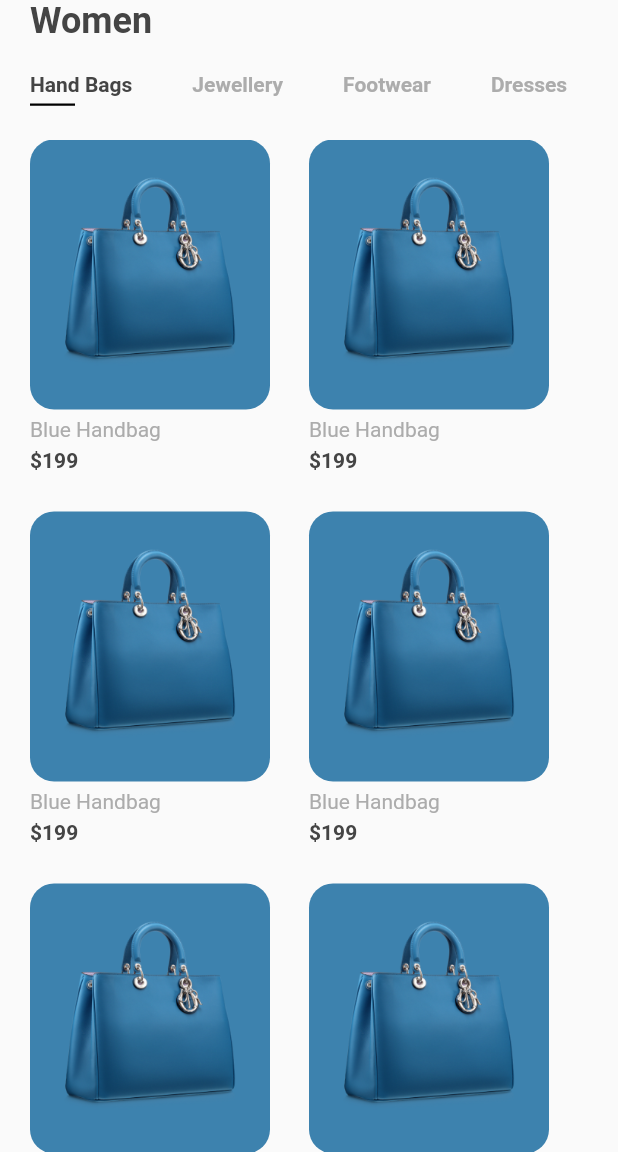
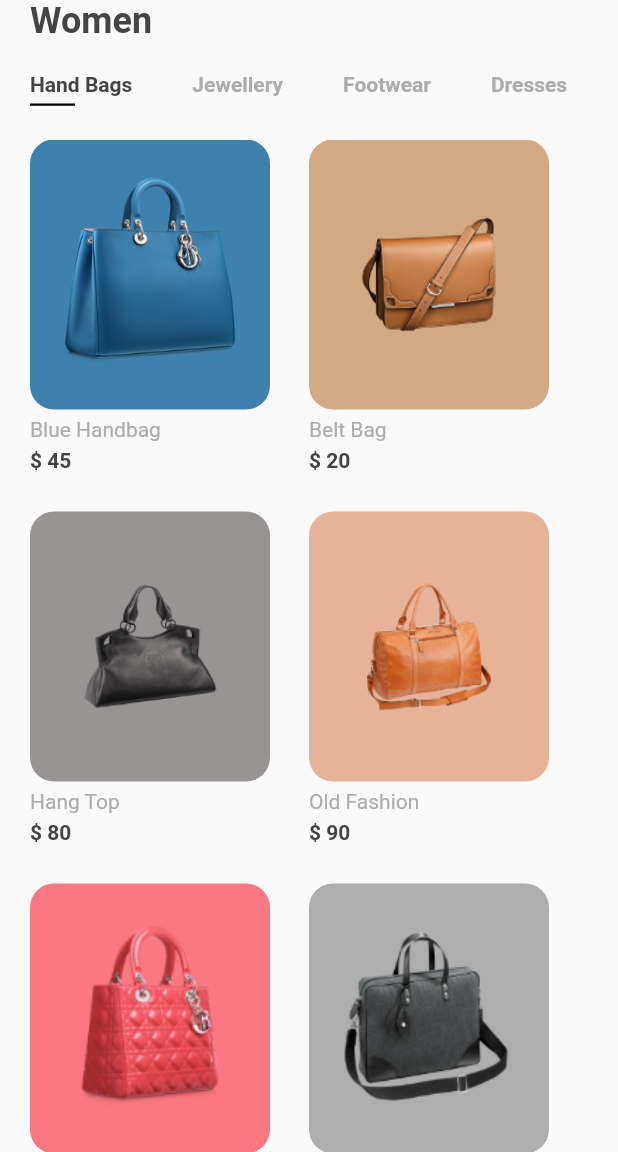
Before and after one commit to SahilSayani/styl-flutter, a Flutter app: the screen it shows after launch, on a phone screen of 412 x 824 dp, the part 84-1236 px from its top. Run offline on Flutter 3.47's test engine with Material 2 defaults, Android fonts, the phone set to English and light mode, and no system bars; our stand-ins replace flutter_svg.

Commit message:
product details done

```diff
--- a/lib/constants.dart
+++ b/lib/constants.dart
@@ -3,4 +3,8 @@ import 'package:flutter/material.dart';
 const kTextColor = Color.fromARGB(255, 68, 68, 68);
 const kTextLightColor = Color(0xFFACACAC);
 
+const Color primaryColor = Color(0xFFF67952);
+const Color bgColor = Color(0xFFFBFBFD);
+
 const kDefaultPaddin = 20.0;
+const double defaultBorderRadius = 12.0;
--- a/lib/main.dart
+++ b/lib/main.dart
@@ -1,5 +1,5 @@
 import 'package:dressr/constants.dart';
-import 'package:dressr/screens/home_screen.dart';
+import 'package:dressr/screens/home/home_screen.dart';
 import 'package:flutter/material.dart';
 
 void main() {
--- a/lib/models/Product.dart
+++ b/lib/models/Product.dart
@@ -19,7 +19,7 @@ List<Product> products = [
   Product(
       id: 1,
       title: "Blue Handbag",
-      price: 234,
+      price: 45,
       size: 12,
       description: dummyText,
       image: "assets/images/bag_1.png",
@@ -27,7 +27,7 @@ List<Product> products = [
   Product(
       id: 2,
       title: "Belt Bag",
-      price: 234,
+      price: 20,
       size: 8,
       description: dummyText,
       image: "assets/images/bag_2.png",
@@ -35,7 +35,7 @@ List<Product> products = [
   Product(
       id: 3,
       title: "Hang Top",
-      price: 234,
+      price: 80,
       size: 10,
       description: dummyText,
       image: "assets/images/bag_3.png",
@@ -43,7 +43,7 @@ List<Product> products = [
   Product(
       id: 4,
       title: "Old Fashion",
-      price: 234,
+      price: 90,
       size: 11,
       description: dummyText,
       image: "assets/images/bag_4.png",
@@ -51,7 +51,7 @@ List<Product> products = [
   Product(
       id: 5,
       title: "Office Code",
-      price: 234,
+      price: 49,
       size: 12,
       description: dummyText,
       image: "assets/images/bag_5.png",
@@ -59,7 +59,7 @@ List<Product> products = [
   Product(
     id: 6,
     title: "Office Code",
-    price: 234,
+    price: 79,
     size: 12,
     description: dummyText,
     image: "assets/images/bag_6.png",
--- a/lib/screens/components/body.dart
+++ /dev/null
@@ -1,75 +0,0 @@
-import 'package:dressr/constants.dart';
-import 'package:dressr/models/Product.dart';
-import 'package:dressr/screens/components/categories.dart';
-import 'package:flutter/material.dart';
-
-class Body extends StatelessWidget {
-  const Body({Key? key}) : super(key: key);
-
-  @override
-  Widget build(BuildContext context) {
-    return Column(
-      crossAxisAlignment: CrossAxisAlignment.start,
-      children: <Widget>[
-        Padding(
-          padding: const EdgeInsets.symmetric(horizontal: kDefaultPaddin),
-          child: Text(
-            'Women',
-            style: Theme.of(context)
-                .textTheme
-                .headline5
-                ?.copyWith(fontWeight: FontWeight.bold),
-          ),
-        ),
-        const Categories(), // this is categories bar ...products will be shown below
-        Expanded(
-            child: Padding(
-              padding: const EdgeInsets.symmetric(horizontal: kDefaultPaddin),
-              child: GridView.builder(
-                  itemCount: products.length,
-                  gridDelegate: const SliverGridDelegateWithFixedCrossAxisCount(
-                    crossAxisCount: 2,
-                    childAspectRatio: 0.75,
-                  ),
-                  itemBuilder: ((context, index) => const ItemCard())),
-            )),
-      ],
-    );
-  }
-}
-
-class ItemCard extends StatelessWidget {
-  // final Product product;
-  // final Function press;
-  const ItemCard({
-    Key? key,
-  }) : super(key: key);
-
-  @override
-  Widget build(BuildContext context) {
-    return Column(
-      crossAxisAlignment:
-          CrossAxisAlignment.start, //remove for everything to be center-stacked
-      children: <Widget>[
-        Container(
-          padding: const EdgeInsets.all(kDefaultPaddin),
-          height: 180,
-          width: 160,
-          decoration: BoxDecoration(
-            color: products[0].color,
-            borderRadius: BorderRadius.circular(16),
-          ),
-          child: Image.asset(products[0].image),
-        ),
-        Padding(
-          padding: const EdgeInsets.symmetric(vertical: kDefaultPaddin / 4),
-          child: Text(
-            products[0].title,
-            style: const TextStyle(color: kTextLightColor),
-          ),
-        ),
-        const Text("\$199", style: TextStyle(fontWeight: FontWeight.bold))
-      ],
-    );
-  }
-}
--- /dev/null
+++ b/lib/screens/home/components/body.dart
@@ -0,0 +1,51 @@
+import 'package:dressr/constants.dart';
+import 'package:dressr/screens/home/components/categories.dart';
+import 'package:flutter/material.dart';
+import '../../../models/Product.dart';
+import '../../details/details_screen.dart';
+import 'item_card.dart';
+
+class Body extends StatelessWidget {
+// const Body({Key? key, required Product product}) : super(key: key);
+
+  @override
+  Widget build(BuildContext context) {
+    return Column(
+      crossAxisAlignment: CrossAxisAlignment.start,
+      children: <Widget>[
+        Padding(
+          padding: const EdgeInsets.symmetric(horizontal: kDefaultPaddin),
+          child: Text(
+            'Women',
+            style: Theme.of(context)
+                .textTheme
+                .headline5
+                ?.copyWith(fontWeight: FontWeight.bold),
+          ),
+        ),
+        const Categories(), // this is categories bar ...products will be shown below
+        Expanded(
+            child: Padding(
+          padding: const EdgeInsets.symmetric(horizontal: kDefaultPaddin),
+          child: GridView.builder(
+            itemCount: products.length,
+            gridDelegate: const SliverGridDelegateWithFixedCrossAxisCount(
+              crossAxisCount: 2,
+              childAspectRatio: 0.75,
+            ),
+            itemBuilder: ((context, index) => ItemCard(
+                  product: products[index],
+                  press: () => Navigator.push(
+                      context,
+                      MaterialPageRoute(
+                        builder: (context) => DetailsScreen(
+                          product: products[index],
+                        ),
+                      )),
+                )),
+          ),
+        )),
+      ],
+    );
+  }
+}
--- /dev/null
+++ b/lib/screens/home/components/item_card.dart
@@ -0,0 +1,48 @@
+import 'package:flutter/material.dart';
+import '../../../constants.dart';
+import '../../../models/Product.dart';
+
+// ignore: must_be_immutable
+class ItemCard extends StatelessWidget {
+  final Product product;
+  final VoidCallback press;
+
+  // ignore: use_key_in_widget_constructors
+  const ItemCard({
+    Key? key,
+    required this.product,
+    required this.press,
+  }) : super(key: key);
+
+  @override
+  Widget build(BuildContext context) {
+    return GestureDetector(
+      onTap: press,
+      child: Column(
+        crossAxisAlignment: CrossAxisAlignment
+            .start, //remove for everything to be center-stacked
+        children: <Widget>[
+          Container(
+            padding: const EdgeInsets.all(kDefaultPaddin),
+            height: 180,
+            width: 160,
+            decoration: BoxDecoration(
+              color: product.color,
+              borderRadius: BorderRadius.circular(16),
+            ),
+            child: Image.asset(product.image),
+          ),
+          Padding(
+            padding: const EdgeInsets.symmetric(vertical: kDefaultPaddin / 4),
+            child: Text(
+              product.title,
+              style: const TextStyle(color: kTextLightColor),
+            ),
+          ),
+          Text("\$ ${product.price}",
+              style: TextStyle(fontWeight: FontWeight.bold))
+        ],
+      ),
+    );
+  }
+}
--- a/lib/screens/home_screen.dart
+++ b/lib/screens/home/home_screen.dart
@@ -1,5 +1,6 @@
 import 'package:dressr/constants.dart';
-import 'package:dressr/screens/components/body.dart';
+import 'package:dressr/models/Product.dart';
+import 'package:dressr/screens/home/components/body.dart';
 import 'package:flutter/material.dart';
 import 'package:flutter_svg/flutter_svg.dart';
 
```
Also changed, not shown: lib/screens/details/components/color_dot.dart (added, +28 -0 lines), lib/screens/details/details_screen.dart (added, +123 -0 lines), lib/screens/home/components/categories.dart (renamed from lib/screens/components/categories.dart).
